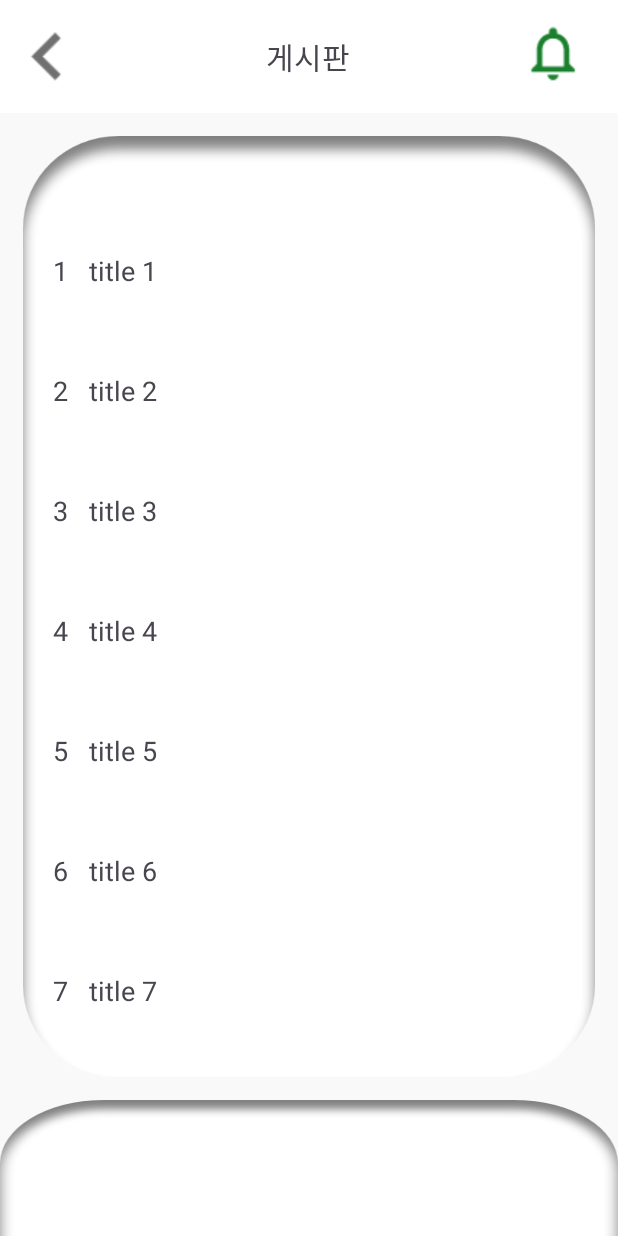
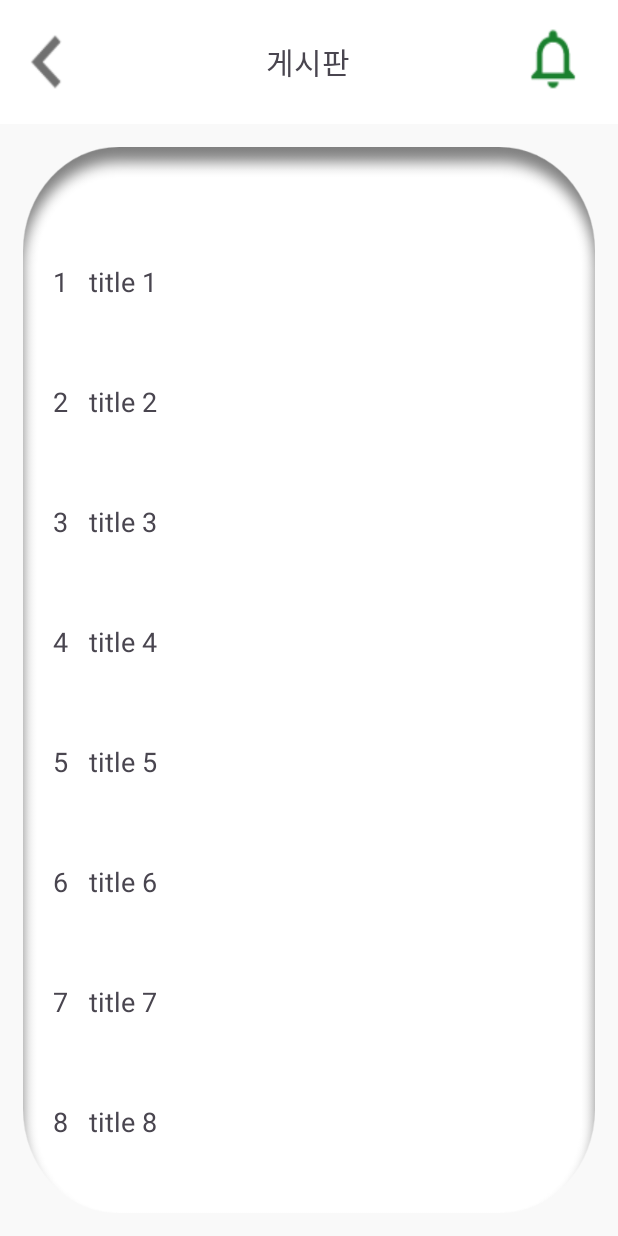
Before and after one commit to JM0015/KLIV, an Android app: the screen it shows after launch (BoardActivity), on a phone screen of 412 x 824 dp. Run offline under Robolectric (Android 15) with nearby library versions, the phone set to English and light mode, and no system bars.

Commit message:
board ui 수정

```diff
--- a/app/src/main/res/layout/activity_board.xml
+++ b/app/src/main/res/layout/activity_board.xml
@@ -11,7 +11,7 @@
     <LinearLayout
         android:layout_width="match_parent"
         android:layout_height="match_parent"
-        android:layout_weight="4.5"
+        android:layout_weight="9"
         android:background="@color/white"
         android:orientation="horizontal">
 
@@ -67,11 +67,4 @@
         </LinearLayout>
     </androidx.constraintlayout.widget.ConstraintLayout>
 
-    <LinearLayout
-        android:layout_width="match_parent"
-        android:layout_height="match_parent"
-        android:layout_weight="4.4"
-        android:background="@drawable/underbar"
-        android:orientation="horizontal"></LinearLayout>
-
 </LinearLayout>
```
